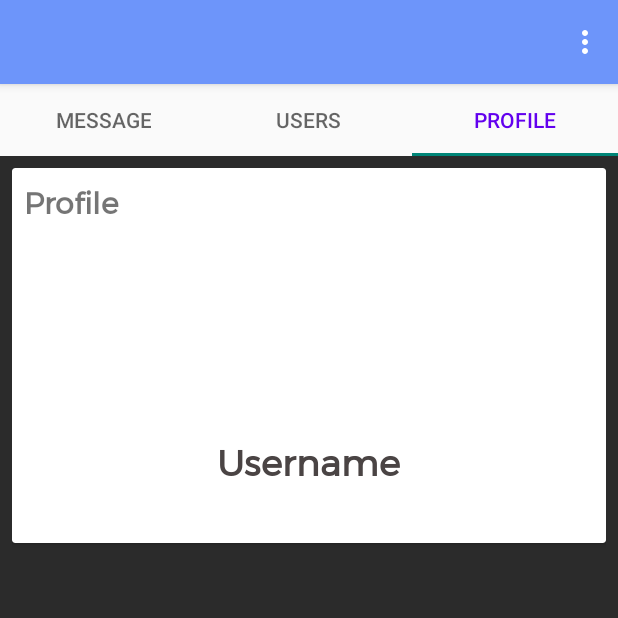
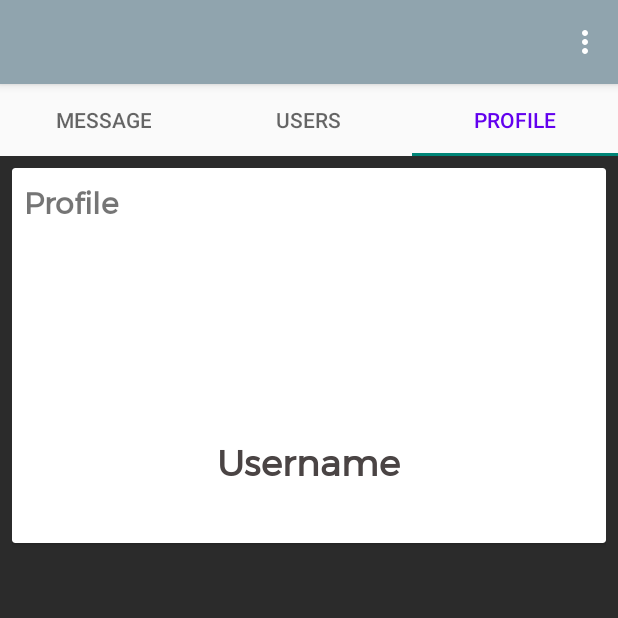
Before and after one commit to iamna2000/LTDD_DH18CS81_Nhom18, an Android app: the screen it shows after launch once a user with an empty profile is signed in (MainActivity), tab 3 chosen, on a phone screen of 412 x 824 dp, the top half of it. Run offline under Robolectric (Android 15) with nearby library versions, the light colour scheme and no system bars; our stand-ins replace CircleImageView, Firebase (no records; nobody signed in at launch, a user with empty details on screens opened directly); 3 statements that could not run were skipped.

Commit message:
Theme + FirstChat

```diff
--- a/app/src/main/res/drawable/background_user.xml
+++ b/app/src/main/res/drawable/background_user.xml
@@ -1,7 +1,7 @@
 <?xml version="1.0" encoding="utf-8"?>
 <shape xmlns:android="http://schemas.android.com/apk/res/android" android:shape="rectangle">
     <corners
-        android:radius="22dp"/>
+        android:radius="5dp"/>
     <solid
-        android:color="#DCD6D6"/>
+        android:color="@color/ItemColor"/>
 </shape>
--- a/app/src/main/res/drawable/bg_border.xml
+++ b/app/src/main/res/drawable/bg_border.xml
@@ -1,7 +1,8 @@
 <?xml version="1.0" encoding="utf-8"?>
 <shape xmlns:android="http://schemas.android.com/apk/res/android">
     <corners
-        android:radius="10dp"/>
+        android:topRightRadius="10dp"
+        android:topLeftRadius="10dp"/>
     <solid
-        android:color="#706E6E"/>
+        android:color="@color/PrimaryLightColor"/>
 </shape>
--- a/app/src/main/res/layout/activity_main.xml
+++ b/app/src/main/res/layout/activity_main.xml
@@ -15,7 +15,7 @@
             android:id="@+id/toolbar"
             android:layout_width="match_parent"
             android:layout_height="wrap_content"
-            android:background="#6d95fa"
+            android:background="@color/PrimaryColor"
             android:theme="@style/ThemeOverlay.AppCompat.Dark.ActionBar"
             app:popupTheme="@style/MenuStyle">
 
--- a/app/src/main/res/layout/fragment_message.xml
+++ b/app/src/main/res/layout/fragment_message.xml
@@ -3,7 +3,7 @@
     xmlns:tools="http://schemas.android.com/tools"
     android:layout_width="match_parent"
     android:layout_height="match_parent"
-    android:background="#9FA1A5"
+    android:background="#004D97BF"
     tools:context=".Fragment.MessageFragment">
 
 
@@ -12,7 +12,9 @@
         android:layout_height="match_parent">
 
         <androidx.recyclerview.widget.RecyclerView
-            android:layout_margin="3dp"
+            android:layout_marginTop="3dp"
+            android:layout_marginLeft="3dp"
+            android:layout_marginRight="3dp"
             android:layout_width="match_parent"
             android:layout_height="match_parent"
             android:id="@+id/recycle_view"
--- a/app/src/main/res/values-night/themes.xml
+++ b/app/src/main/res/values-night/themes.xml
@@ -3,7 +3,7 @@
     <style name="Theme.MessApp" parent="Theme.AppCompat.Light.NoActionBar">
         <!-- Primary brand color. -->
         <item name="colorPrimary">@color/purple_200</item>
-        <item name="colorPrimaryVariant">@color/purple_700</item>
+        <item name="colorPrimaryVariant">#C96EC6</item>
         <item name="colorOnPrimary">@color/black</item>
         <!-- Secondary brand color. -->
         <item name="colorSecondary">@color/teal_200</item>
--- a/app/src/main/res/values/colors.xml
+++ b/app/src/main/res/values/colors.xml
@@ -10,4 +10,8 @@
     <color name="colorAccent">#70a1ff</color>
     <color name="fragment2">#3ABD3C</color>
     <color name="fragment3">#F3EC6B</color>
+    <color name="PrimaryDarkColor">#62757F</color>
+    <color name="PrimaryLightColor">#E1E2E1</color>
+    <color name="PrimaryColor">#90a4ae</color>
+    <color name="ItemColor">#9fa8da</color>
 </resources>
--- a/app/src/main/res/values/themes.xml
+++ b/app/src/main/res/values/themes.xml
@@ -2,8 +2,8 @@
     <!-- Base application theme. -->
     <style name="Theme.MessApp" parent="Theme.AppCompat.Light.NoActionBar">
         <!-- Primary brand color. -->
-        <item name="colorPrimary">@color/purple_500</item>
-        <item name="colorPrimaryVariant">@color/purple_700</item>
+        <item name="colorPrimary">#C96EC6</item>
+        <item name="colorPrimaryVariant">@color/PrimaryDarkColor</item>
         <item name="colorOnPrimary">@color/white</item>
         <!-- Secondary brand color. -->
         <item name="colorSecondary">@color/teal_200</item>
```
Also changed, not shown: app/src/main/java/com/example/messapp/MessageActivity.java (+20 -1 lines), app/src/main/res/layout/activity_message.xml (+6 -5 lines), app/src/main/res/layout/fragment_users.xml (+13 -5 lines), app/src/main/res/layout/user_item.xml (+4 -4 lines).
